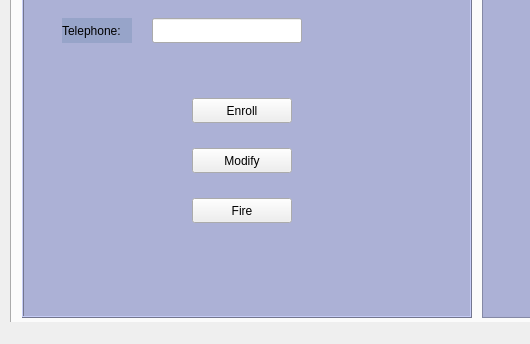
Before: the Qt Designer form RibasGonzalezR/templates/MainWindow.ui in DiegoSabir/InterfaceDevelopment, drawn with Qt 5; both pictures show x 0 to 530 and y 456 to 800 of the 1120 by 800 pixel window.
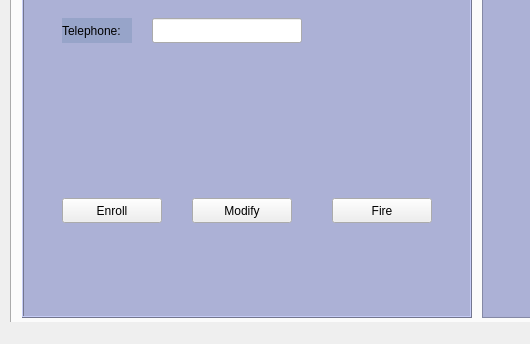
After: the same form once the commit is applied. The open tabs and pages were chosen to show the change. Icons and pictures are not drawn.

What changed in the file:
```diff
--- a/RibasGonzalezR/templates/MainWindow.ui
+++ b/RibasGonzalezR/templates/MainWindow.ui
@@ -595,8 +595,8 @@
       <widget class="QPushButton" name="btnEnroll">
        <property name="geometry">
         <rect>
-         <x>170</x>
-         <y>400</y>
+         <x>40</x>
+         <y>500</y>
          <width>100</width>
          <height>25</height>
         </rect>
@@ -621,7 +621,7 @@
        <property name="geometry">
         <rect>
          <x>170</x>
-         <y>450</y>
+         <y>500</y>
          <width>100</width>
          <height>25</height>
         </rect>
@@ -645,7 +645,7 @@
       <widget class="QPushButton" name="btnFire">
        <property name="geometry">
         <rect>
-         <x>170</x>
+         <x>310</x>
          <y>500</y>
          <width>100</width>
          <height>25</height>
```
Left out of the diff: 7 changed lines with no effect on the pictures.
